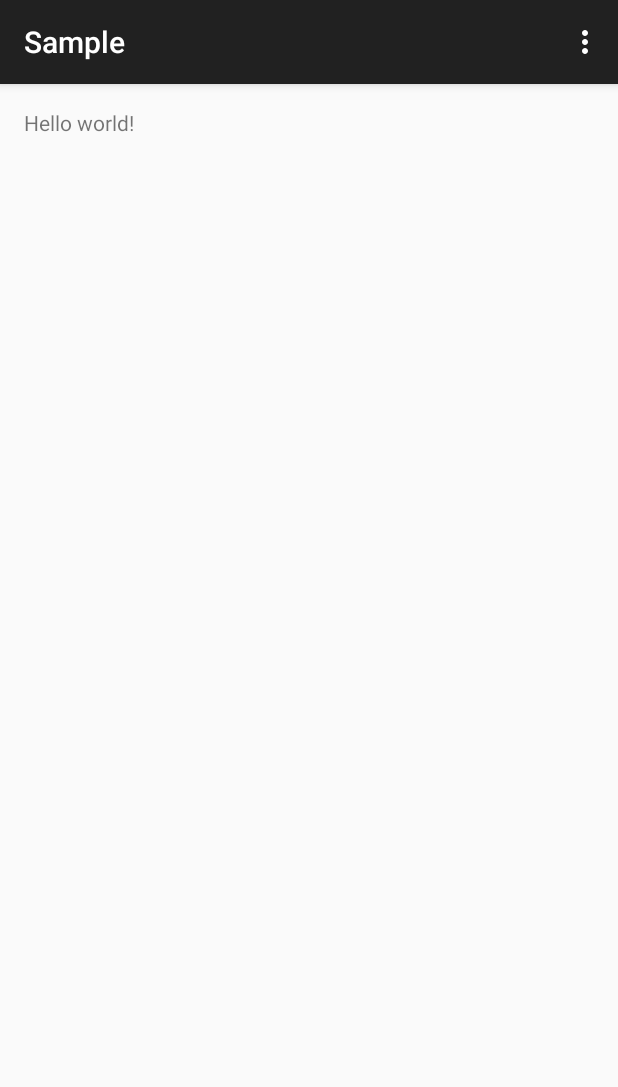
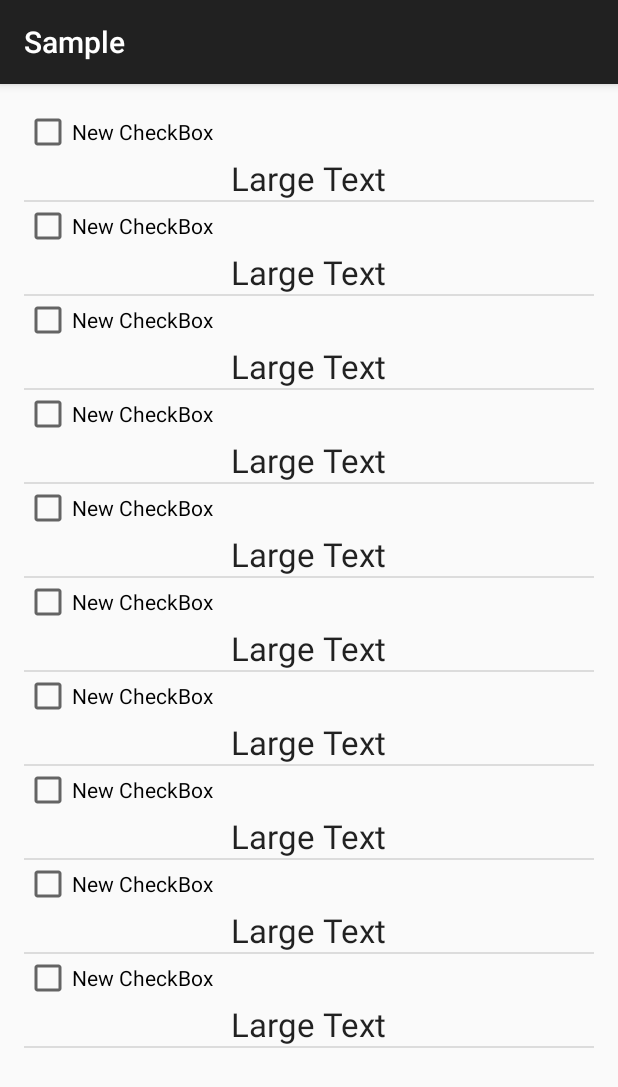
Before and after one commit to chenupt/MultipleModel, an Android app: the screen it shows after launch (MainActivity), on a phone screen of 412 x 824 dp. Shown: the top 1087 px of the screen. Run offline under Robolectric (Android 15) with nearby library versions, the phone set to English and light mode, and no system bars.

Commit message:
add model list

```diff
--- a/build.gradle
+++ b/build.gradle
@@ -6,7 +6,7 @@ buildscript {
     }
     dependencies {
         classpath 'com.android.tools.build:gradle:0.14.4'
-
+        classpath 'com.neenbedankt.gradle.plugins:android-apt:1.4+'
         // NOTE: Do not place your application dependencies here; they belong
         // in the individual module build.gradle files
     }
@@ -15,5 +15,8 @@ buildscript {
 allprojects {
     repositories {
         mavenCentral()
+        maven{
+            url "http://dev.wisorg.com/nexus/content/repositories/snapshots/"
+        }
     }
 }
--- a/sample/src/main/AndroidManifest.xml
+++ b/sample/src/main/AndroidManifest.xml
@@ -1,6 +1,6 @@
 <?xml version="1.0" encoding="utf-8"?>
 <manifest xmlns:android="http://schemas.android.com/apk/res/android"
-    package="github.chenupt.myapplication" >
+    package="github.chenupt.sample" >
 
     <application
         android:allowBackup="true"
@@ -8,7 +8,7 @@
         android:label="@string/app_name"
         android:theme="@style/AppTheme" >
         <activity
-            android:name="github.chenupt.myapplication.MainActivity"
+            android:name="github.chenupt.sample.MainActivity"
             android:label="@string/app_name" >
             <intent-filter>
                 <action android:name="android.intent.action.MAIN" />
--- /dev/null
+++ b/sample/src/main/java/github/chenupt/sample/CustomView.java
@@ -0,0 +1,29 @@
+package github.chenupt.sample;
+
+import android.content.Context;
+import android.view.LayoutInflater;
+
+import github.chenupt.multiplemodel.BaseItemModel;
+
+/**
+ * Created by chenupt@gmail.com on 11/26/14.
+ * Description :
+ */
+public class CustomView extends BaseItemModel {
+
+    public CustomView(Context context) {
+        super(context);
+        onFinishInflate();
+    }
+
+    @Override
+    protected void onFinishInflate() {
+        super.onFinishInflate();
+        LayoutInflater.from(getContext()).inflate(R.layout.activity_custom, this, true);
+    }
+
+    @Override
+    public void bindView() {
+
+    }
+}
--- a/sample/src/main/java/github/chenupt/sample/MainActivity.java
+++ b/sample/src/main/java/github/chenupt/sample/MainActivity.java
@@ -1,39 +1,47 @@
-package github.chenupt.myapplication;
+package github.chenupt.sample;
 
+import android.os.Bundle;
 import android.support.v7.app.ActionBarActivity;
-import android.os.Bundle;
-import android.view.Menu;
-import android.view.MenuItem;
+import android.widget.ListView;
+
+import java.util.ArrayList;
+import java.util.List;
+
+import github.chenupt.multiplemodel.ItemEntityCreator;
+import github.chenupt.multiplemodel.ModelFactory;
+import github.chenupt.multiplemodel.SimpleItemEntity;
+import github.chenupt.multiplemodel.SimpleModelAdapter;
+import github.chenupt.multiplemodel.aa.AAModelFactory;
 
 
 public class MainActivity extends ActionBarActivity {
+
+    ListView listView;
+
+    private SimpleModelAdapter adapter;
 
     @Override
     protected void onCreate(Bundle savedInstanceState) {
         super.onCreate(savedInstanceState);
         setContentView(R.layout.activity_main);
+
+        listView = (ListView) findViewById(R.id.list_view);
+        ModelFactory modelFactory = new AAModelFactory.Builder().addModel(CustomView.class).build();
+        adapter = new SimpleModelAdapter(this, modelFactory);
+        listView.setAdapter(adapter);
+
+        List<SimpleItemEntity> list = new ArrayList<>();
+        for (int i = 0; i < 10; i++) {
+
+            ItemEntityCreator.create("").setModelView(CustomView.class).attach(list);
+        }
+
+        adapter.addList(list);
+        adapter.notifyDataSetChanged();
+
+
     }
 
 
-    @Override
-    public boolean onCreateOptionsMenu(Menu menu) {
-        // Inflate the menu; this adds items to the action bar if it is present.
-        getMenuInflater().inflate(R.menu.menu_main, menu);
-        return true;
-    }
 
-    @Override
-    public boolean onOptionsItemSelected(MenuItem item) {
-        // Handle action bar item clicks here. The action bar will
-        // automatically handle clicks on the Home/Up button, so long
-        // as you specify a parent activity in AndroidManifest.xml.
-        int id = item.getItemId();
-
-        //noinspection SimplifiableIfStatement
-        if (id == R.id.action_settings) {
-            return true;
-        }
-
-        return super.onOptionsItemSelected(item);
-    }
 }
--- /dev/null
+++ b/sample/src/main/res/layout/activity_custom.xml
@@ -0,0 +1,19 @@
+<?xml version="1.0" encoding="utf-8"?>
+<LinearLayout xmlns:android="http://schemas.android.com/apk/res/android"
+    android:orientation="vertical" android:layout_width="match_parent"
+    android:layout_height="match_parent">
+
+    <CheckBox
+        android:layout_width="wrap_content"
+        android:layout_height="wrap_content"
+        android:text="New CheckBox"
+        android:id="@+id/checkBox" />
+
+    <TextView
+        android:layout_width="wrap_content"
+        android:layout_height="wrap_content"
+        android:textAppearance="?android:attr/textAppearanceLarge"
+        android:text="Large Text"
+        android:id="@+id/textView"
+        android:layout_gravity="center_horizontal" />
+</LinearLayout>
--- a/sample/src/main/res/layout/activity_main.xml
+++ b/sample/src/main/res/layout/activity_main.xml
@@ -5,7 +5,9 @@
     android:paddingTop="@dimen/activity_vertical_margin"
     android:paddingBottom="@dimen/activity_vertical_margin" tools:context=".MainActivity">
 
-    <TextView android:text="@string/hello_world" android:layout_width="wrap_content"
-        android:layout_height="wrap_content" />
+    <ListView
+        android:id="@+id/list_view"
+        android:layout_width="match_parent"
+        android:layout_height="match_parent"/>
 
 </RelativeLayout>
```
Also changed, not shown: app/build.gradle (+17 -1 lines), app/src/main/java/github/chenupt/multiplemodel/BaseItemModel.java (+8 -0 lines), sample/build.gradle (+9 -1 lines), 3 other files.
